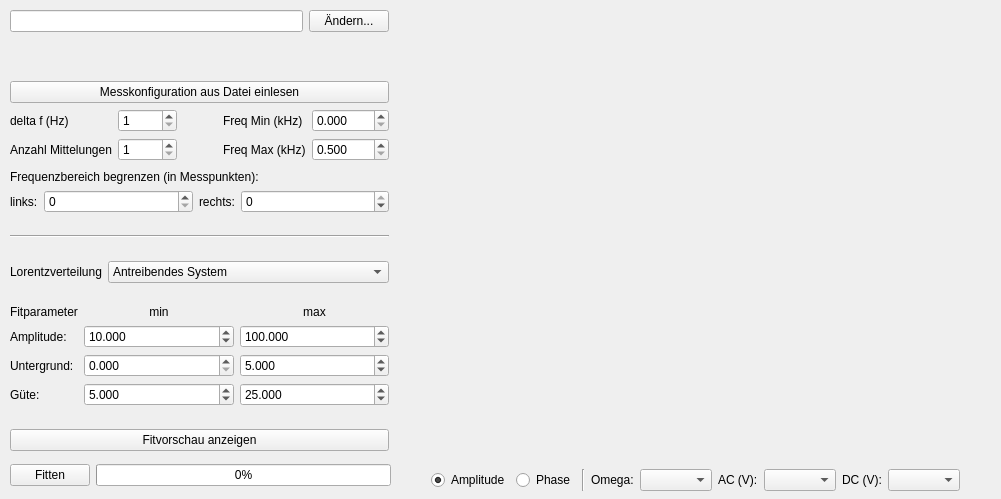
Qt form Design/SpektrLaden.ui (lustra/BE-ESM-Analysis) before a commit.
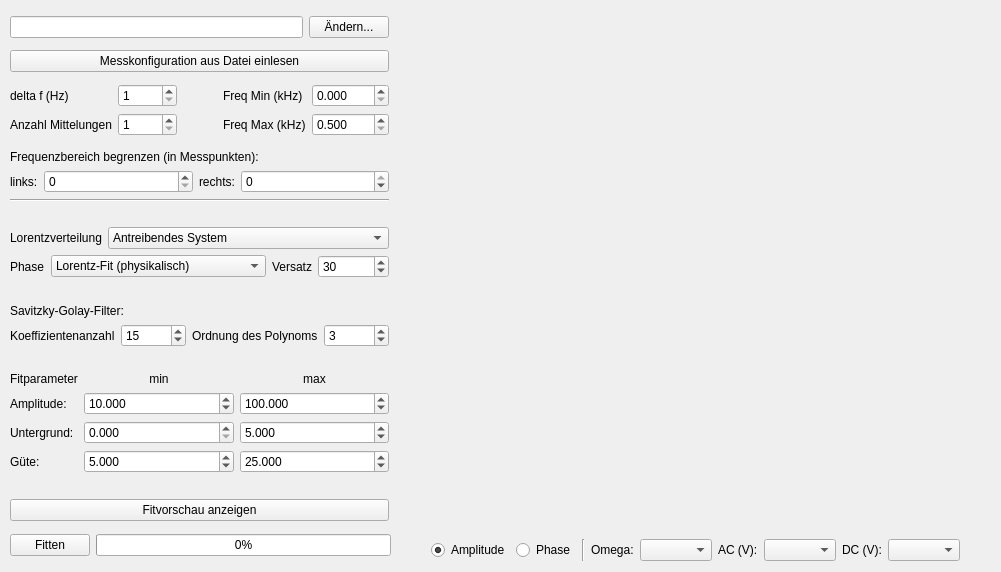
The same form after that commit. Custom widgets are drawn as their Qt base class.

Patch:
```diff
--- a/Design/SpektrLaden.ui
+++ b/Design/SpektrLaden.ui
@@ -7,7 +7,7 @@
     <x>0</x>
     <y>0</y>
     <width>1001</width>
-    <height>499</height>
+    <height>572</height>
    </rect>
   </property>
   <property name="windowTitle">
@@ -18,9 +18,9 @@
     <property name="geometry">
      <rect>
       <x>10</x>
-      <y>170</y>
+      <y>150</y>
       <width>381</width>
-      <height>281</height>
+      <height>371</height>
      </rect>
     </property>
     <widget class="QWidget" name="verticalLayoutWidget_2">
@@ -29,7 +29,7 @@
        <x>0</x>
        <y>0</y>
        <width>379</width>
-       <height>281</height>
+       <height>371</height>
       </rect>
      </property>
      <layout class="QVBoxLayout" name="verticallayout2">
@@ -87,19 +87,6 @@
         </item>
        </layout>
       </item>
-      <item>
-       <spacer name="verticalspacer3">
-        <property name="orientation">
-         <enum>Qt::Vertical</enum>
-        </property>
-        <property name="sizeHint" stdset="0">
-         <size>
-          <width>20</width>
-          <height>40</height>
-         </size>
-        </property>
-       </spacer>
-      </item>
       <item>
        <widget class="Line" name="line">
         <property name="orientation">
@@ -108,7 +95,7 @@
        </widget>
       </item>
       <item>
-       <spacer name="verticalspacer1">
+       <spacer name="verticalspacer3">
         <property name="orientation">
          <enum>Qt::Vertical</enum>
         </property>
@@ -147,11 +134,120 @@
             <string>Cantilever</string>
            </property>
           </item>
+         </widget>
+        </item>
+       </layout>
+      </item>
+      <item>
+       <layout class="QHBoxLayout" name="horizontalLayout">
+        <item>
+         <widget class="QLabel" name="label_phase_fit">
+          <property name="text">
+           <string>Phase</string>
+          </property>
+         </widget>
+        </item>
+        <item>
+         <widget class="QComboBox" name="box_phase_fit">
+          <property name="sizePolicy">
+           <sizepolicy hsizetype="MinimumExpanding" vsizetype="Fixed">
+            <horstretch>0</horstretch>
+            <verstretch>0</verstretch>
+           </sizepolicy>
+          </property>
           <item>
            <property name="text">
-            <string>Phase</string>
+            <string>Lorentz-Fit (physikalisch)</string>
            </property>
           </item>
+          <item>
+           <property name="text">
+            <string>Phänomenologisch (zuverlässig)</string>
+           </property>
+          </item>
+          <item>
+           <property name="text">
+            <string>Aus den Messwerten (ohne Fit)</string>
+           </property>
+          </item>
+         </widget>
+        </item>
+        <item>
+         <widget class="QLabel" name="label_phase_versatz">
+          <property name="text">
+           <string>Versatz</string>
+          </property>
+         </widget>
+        </item>
+        <item>
+         <widget class="QSpinBox" name="box_phase_versatz">
+          <property name="minimum">
+           <number>-999999</number>
+          </property>
+          <property name="maximum">
+           <number>999999</number>
+          </property>
+          <property name="value">
+           <number>30</number>
+          </property>
+         </widget>
+        </item>
+       </layout>
+      </item>
+      <item>
+       <spacer name="verticalspacer1">
+        <property name="orientation">
+         <enum>Qt::Vertical</enum>
+        </property>
+        <property name="sizeHint" stdset="0">
+         <size>
+          <width>20</width>
+          <height>40</height>
+         </size>
+        </property>
+       </spacer>
+      </item>
+      <item>
+       <widget class="QLabel" name="label_savgol">
+        <property name="text">
+         <string>Savitzky-Golay-Filter:</string>
+        </property>
+       </widget>
+      </item>
+      <item>
+       <layout class="QHBoxLayout" name="horizontallayout5">
+        <item>
+         <widget class="QLabel" name="label_fenster">
+          <property name="text">
+           <string>Koeffizientenanzahl</string>
+          </property>
+         </widget>
+        </item>
+        <item>
+         <widget class="QSpinBox" name="box_fenster">
+          <property name="minimum">
+           <number>1</number>
+          </property>
+          <property name="value">
+           <number>15</number>
+          </property>
+         </widget>
+        </item>
+        <item>
+         <widget class="QLabel" name="label_ordnung">
+          <property name="text">
+           <string>Ordnung des Polynoms</string>
+          </property>
+         </widget>
+        </item>
+        <item>
+         <widget class="QSpinBox" name="box_ordnung">
+          <property name="minimum">
+           <number>1</number>
+          </property>
+          <property name="value">
+           <number>3</number>
+          </property>
          </widget>
         </item>
        </layout>
@@ -353,7 +449,7 @@
     <property name="geometry">
      <rect>
       <x>10</x>
-      <y>460</y>
+      <y>530</y>
       <width>381</width>
       <height>31</height>
      </rect>
@@ -406,7 +502,7 @@
       <x>10</x>
       <y>10</y>
       <width>381</width>
-      <height>151</height>
+      <height>141</height>
      </rect>
     </property>
     <widget class="QWidget" name="verticalLayoutWidget">
@@ -415,7 +511,7 @@
        <x>0</x>
        <y>0</y>
        <width>379</width>
-       <height>151</height>
+       <height>134</height>
       </rect>
      </property>
      <layout class="QVBoxLayout" name="verticallayout3">
@@ -433,12 +529,6 @@
           <property name="enabled">
            <bool>true</bool>
           </property>
-          <property name="sizePolicy">
-           <sizepolicy hsizetype="Fixed" vsizetype="Preferred">
-            <horstretch>0</horstretch>
-            <verstretch>0</verstretch>
-           </sizepolicy>
-          </property>
           <property name="text">
            <string>Ändern...</string>
           </property>
@@ -446,22 +536,6 @@
         </item>
        </layout>
       </item>
-      <item>
-       <spacer name="verticalspacer0">
-        <property name="orientation">
-         <enum>Qt::Vertical</enum>
-        </property>
-        <property name="sizeType">
-         <enum>QSizePolicy::Expanding</enum>
-        </property>
-        <property name="sizeHint" stdset="0">
-         <size>
-          <width>20</width>
-          <height>40</height>
-         </size>
-        </property>
-       </spacer>
-      </item>
       <item>
        <widget class="QPushButton" name="button_konfig">
         <property name="text">
@@ -595,7 +669,7 @@
       <x>400</x>
       <y>10</y>
       <width>591</width>
-      <height>481</height>
+      <height>551</height>
      </rect>
     </property>
     <widget class="QWidget" name="layoutWidget">
@@ -604,7 +678,7 @@
        <x>0</x>
        <y>0</y>
        <width>591</width>
-       <height>481</height>
+       <height>551</height>
       </rect>
      </property>
      <layout class="QVBoxLayout" name="verticallayout1">
```
Left out of the diff: 5 changed lines with no effect on the pictures.
